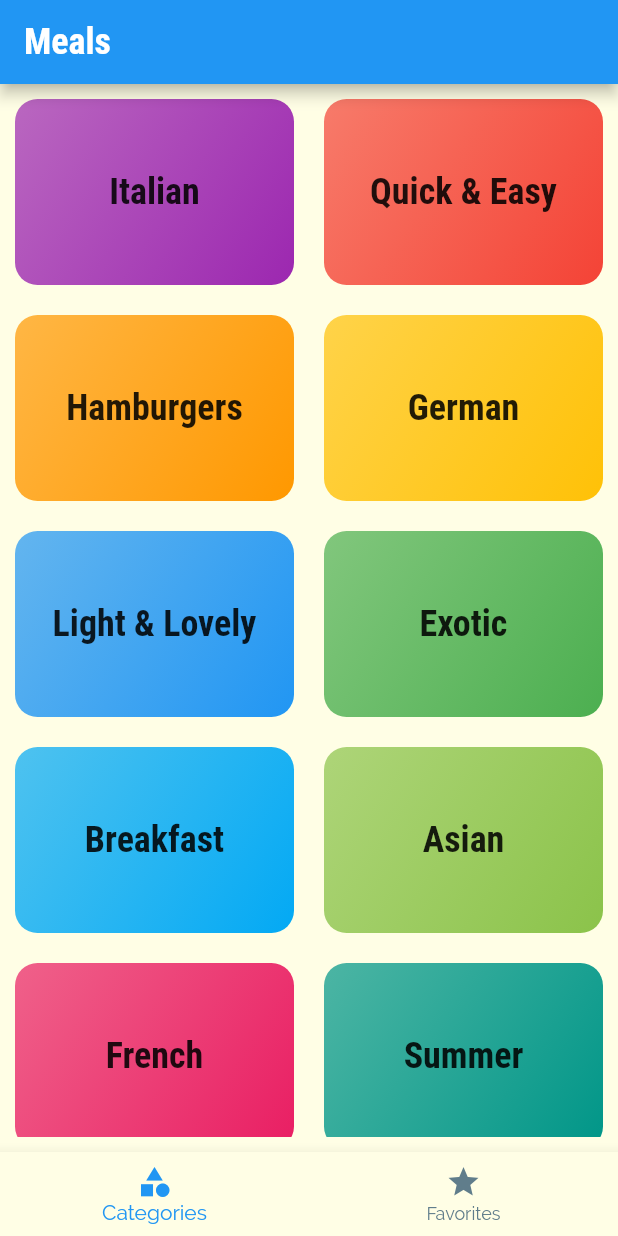
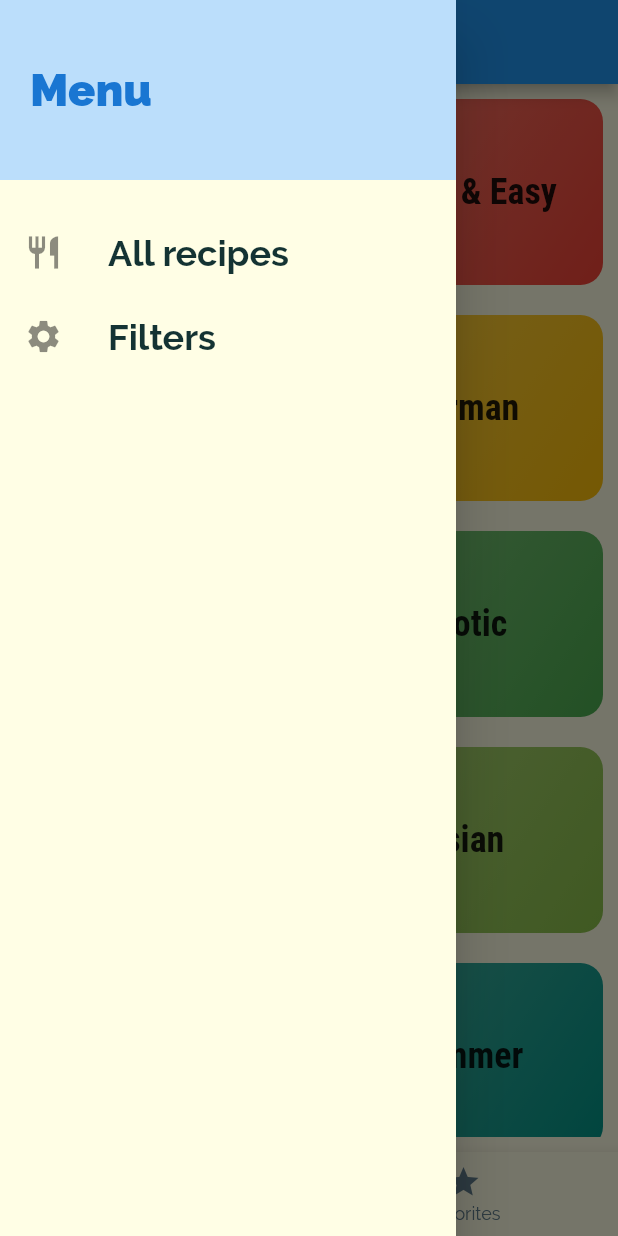
Before and after one commit to GeriGlazer/meals_recipes, a Flutter app: the screen it shows after launch, with the side drawer open (before the commit the screen has no drawer), on a phone screen of 412 x 824 dp. Run offline on Flutter 3.47's test engine with Material 2 defaults, Android fonts, the phone set to English and light mode, and no system bars; missing offline and left inert: enough_platform_widgets.

```diff
--- a/lib/main.dart
+++ b/lib/main.dart
@@ -1,6 +1,6 @@
 import 'package:flutter/material.dart';
 import 'screens/bottomTabsScreen.dart';
-import 'screens/categories_screen.dart';
+import 'screens/filters_screen.dart';
 import 'screens/meals_screen_by_category.dart';
 import 'screens/single_meal_screen.dart';
 
@@ -31,11 +31,12 @@ class MyApp extends StatelessWidget {
       ),
       // home: CategoriesScreen(),
       //this lines is for when several pages needs to be manage
-        initialRoute: '/', //default
+      initialRoute: '/', //default
       routes : {
         '/': (ctx) => BottomTabsScreen(),
-      MealsScreenByCategory.routeName: (ctx) => MealsScreenByCategory(),
-      SingleMealScreen.routeName : (ctx) => SingleMealScreen(),
+        MealsScreenByCategory.routeName: (ctx) => MealsScreenByCategory(),
+        SingleMealScreen.routeName : (ctx) => SingleMealScreen(),
+        FiltersScreen.routeName : (ctx) => FiltersScreen(),
       }
     );
   }
--- /dev/null
+++ b/lib/models/filters.dart
@@ -0,0 +1,8 @@
+
+class Filters {
+  static bool gluten = false;
+  static bool vegetarian = false;
+  static bool vegan = false;
+  static bool lactose = false;
+
+}
--- a/lib/screens/bottomTabsScreen.dart
+++ b/lib/screens/bottomTabsScreen.dart
@@ -2,6 +2,7 @@ import 'dart:io';
 
 import 'package:flutter/cupertino.dart';
 import 'package:flutter/material.dart';
+import 'package:flutter_complete_guide/widgets/adaptive_drawer.dart';
 
 import './favorites_screen.dart';
 import './categories_screen.dart';
@@ -38,6 +39,7 @@ bool isIOS = Platform.isIOS;
   Widget build(BuildContext context) {
     return isIOS?
     CupertinoTabScaffold(
+      //todo: implement a title and a drawer in the appBar of cupertino: https://stackoverflow.com/questions/65026158/how-can-i-add-a-drawer-widget-to-a-cupertinotabscaffold
       tabBar: CupertinoTabBar(
         items: tabItems(),
         onTap: _bottomNavigationOnTap,
@@ -57,6 +59,7 @@ bool isIOS = Platform.isIOS;
       appBar: (AppBar(
         title: Text(_pages[_selectedPageIndex]['title']),
       )),
+      drawer: AdaptiveDrawer(),
       body: _pages[_selectedPageIndex]['page'],
       bottomNavigationBar: BottomNavigationBar(
         items: tabItems(),
--- /dev/null
+++ b/lib/screens/filters_screen.dart
@@ -0,0 +1,77 @@
+import 'dart:io';
+
+import 'package:flutter/cupertino.dart';
+import 'package:flutter/material.dart';
+
+import '../widgets/adaptive_drawer.dart';
+import '../models/filters.dart';
+
+class FiltersScreen extends StatefulWidget {
+  static const routeName = '/filters';
+
+  @override
+  State<FiltersScreen> createState() => _FiltersScreenState();
+}
+
+class _FiltersScreenState extends State<FiltersScreen> {
+
+  Widget _buildSwitchListTile(String text, bool currentValue, Function updateValue){
+    return SwitchListTile(
+        title: Text(text, style: Theme.of(context).textTheme.titleMedium,),
+        value: currentValue,
+        onChanged: updateValue
+        );
+  }
+
+  @override
+  Widget build(BuildContext context) {
+     final pageBody = Column(
+        children: <Widget>[
+          Container(
+            padding: EdgeInsets.all(20),
+            child: Text(
+              'Adjust your meals selection',
+              style: TextStyle( fontSize: 20, fontWeight: FontWeight.w600),
+            ),
+          ),
+          Expanded(
+              child: ListView(
+                children: <Widget>[
+                  _buildSwitchListTile('Gluten Free', Filters.gluten, (newValue){
+                    setState(() {
+                    Filters.gluten = newValue;
+                    });
+                  }),
+                  _buildSwitchListTile('Vegetarian', Filters.vegetarian, (newValue){
+                    setState(() {
+                      Filters.vegetarian = newValue;
+                    });
+                  }),
+                  _buildSwitchListTile('Vegan', Filters.vegan, (newValue){
+                    setState(() {
+                      Filters.vegan = newValue;
+                    });
+                  }),
+                  _buildSwitchListTile('Lactose Free', Filters.lactose, (newValue){
+                    setState(() {
+                      Filters.lactose = newValue;
+                    });
+                  }),
+                ],
+              ))
+        ],
+      );
+
+      return Platform.isIOS?
+      CupertinoPageScaffold(
+        child: pageBody,
+      )
+          : Scaffold(
+        appBar: AppBar(
+          title: Text('Filters'),),
+        drawer: AdaptiveDrawer(),
+        body: pageBody,
+
+      );
+  }
+}
--- /dev/null
+++ b/lib/widgets/adaptive_drawer.dart
@@ -0,0 +1,58 @@
+import 'package:flutter/material.dart';
+
+import '../screens/filters_screen.dart';
+
+class  AdaptiveDrawer extends StatelessWidget {
+
+  @override
+  Widget build(BuildContext context) {
+    Widget buildListTile(String text, IconData icon, Function tapHandler){
+      return ListTile(
+        leading: Icon(
+          icon, size: 26,),
+        title: Text(text, style: TextStyle(
+          fontFamily: 'Raleway',
+          fontSize: 24,
+          fontWeight: FontWeight.bold,
+        ),),
+        onTap: () => tapHandler(),
+      );
+    }
+    return Drawer(
+      child: Column(
+        children: <Widget>[
+          Container(
+            height: 120,
+            width: double.infinity,
+            padding: EdgeInsets.all(20),
+            alignment: Alignment.centerLeft,
+            color: Theme.of(context).primaryColorLight,
+            child: Text('Menu', style: TextStyle(
+              fontWeight: FontWeight.w900,
+              fontSize: 30,
+              color: Theme.of(context).primaryColorDark,
+            ),),
+          ),
+          SizedBox(height: 20,),
+          buildListTile(
+              'All recipes',
+              Icons.restaurant,
+              (){
+               Navigator.of(context).pushReplacementNamed('/');
+              },
+          ),
+          buildListTile(
+              'Filters',
+              Icons.settings,
+              (){
+                //Instead of using pusheNamed and adding an other screen in the stack every time the drawer is used
+                //(because there is no back arrow that cleans the previous screen)
+                //the Replacement takes the current screen as the only screen in the stack and erases the previous ones
+                Navigator.of(context).pushReplacementNamed(FiltersScreen.routeName);
+              },
+          ),
+        ],
+      ),
+    );
+  }
+}
```
Also changed, not shown: lib/screens/meals_screen_by_category.dart (+23 -3 lines), lib/screens/single_meal_screen.dart (+10 -1 lines).
